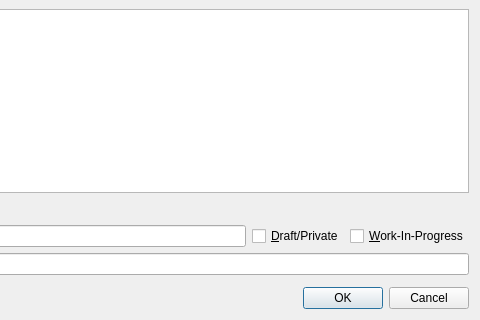
Qt form src/plugins/git/gerrit/gerritpushdialog.ui (qt-creator/qt-creator) before a commit; both pictures show x 260 to 740 and y 90 to 410 of the 740 by 410 pixel window.
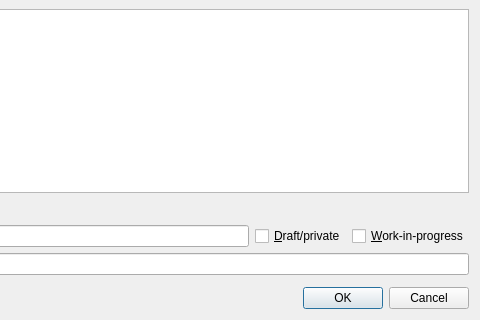
The same form after that commit. Custom widgets are drawn as their Qt base class.

Commit message: Gerrit: Fix UI text

Diff of the .ui file:
```diff
--- a/src/plugins/git/gerrit/gerritpushdialog.ui
+++ b/src/plugins/git/gerrit/gerritpushdialog.ui
@@ -82,14 +82,14 @@
 Semi-checked - Do not change current state</string>
        </property>
        <property name="text">
-        <string>&amp;Draft/Private</string>
+        <string>&amp;Draft/private</string>
        </property>
       </widget>
      </item>
      <item>
       <widget class="QCheckBox" name="wipCheckBox">
        <property name="text">
-        <string>&amp;Work-In-Progress</string>
+        <string>&amp;Work-in-progress</string>
        </property>
        <property name="tristate">
         <bool>true</bool>
```
The commit also changes 1 other file.
